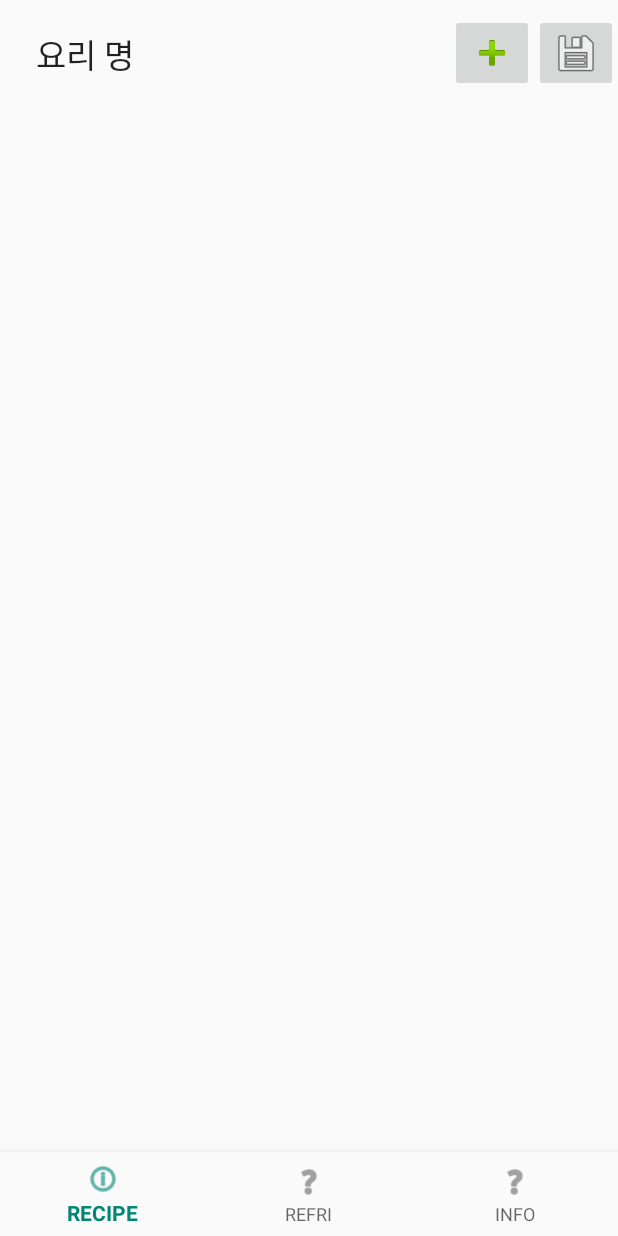
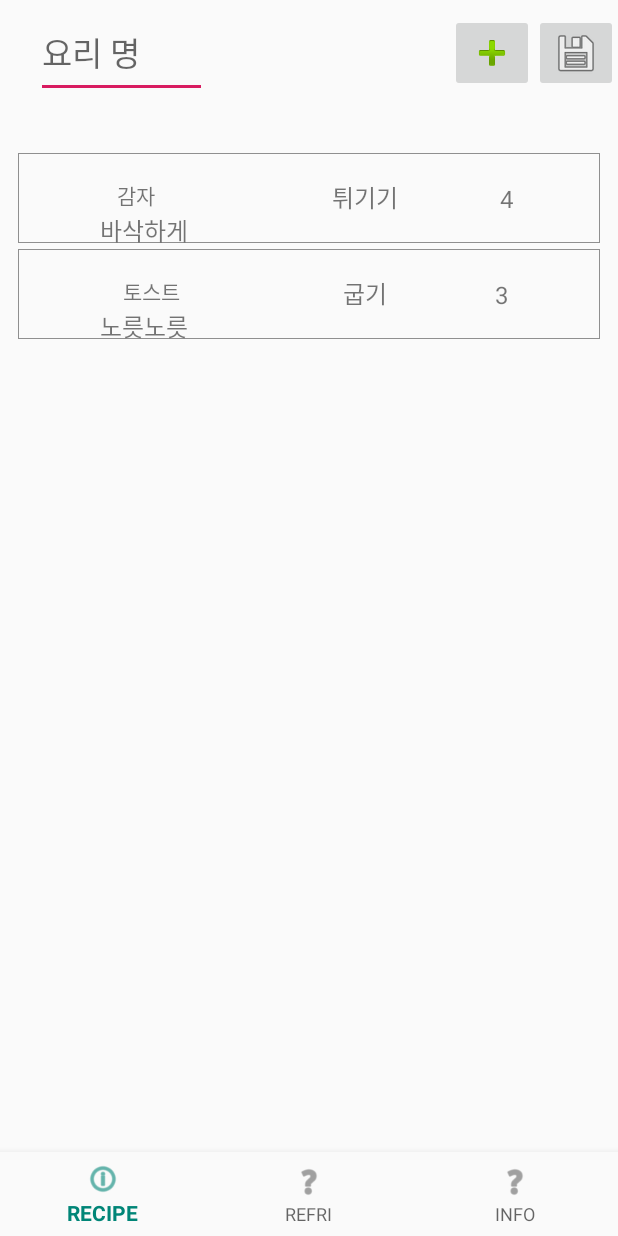
Before and after one commit to Shinsungjun/CookingMemo, an Android app: the EditActivity screen opened directly, with no data from a screen before it, on a phone screen of 412 x 824 dp. Run offline under Robolectric (Android 15) with nearby library versions, the phone set to English and light mode, and no system bars.

Commit message:
오류수정/Recycler view 보이도록

```diff
--- a/app/src/main/java/kau/holyjoon/cookingmemo/EditActivity.kt
+++ b/app/src/main/java/kau/holyjoon/cookingmemo/EditActivity.kt
@@ -4,28 +4,30 @@ package kau.holyjoon.cookingmemo
 import android.content.Intent
 import androidx.appcompat.app.AppCompatActivity
 import android.os.Bundle
-import android.widget.ArrayAdapter
 import androidx.recyclerview.widget.LinearLayoutManager
-import com.google.firebase.database.DatabaseReference
-import com.google.firebase.database.FirebaseDatabase
 import kotlinx.android.synthetic.main.edit_main.*
 import kotlinx.android.synthetic.main.recyclerview.*
 
 
 class EditActivity : AppCompatActivity() {
 
-    var recipeList = arrayListOf<Recipe_item>()//리사이클뷰에 들어갈 Array
+
+    var recipeList = arrayListOf<Recipe_item>( //recyclerview에 들어갈 데이터리스트
+        Recipe_item("감자", "튀기기", "4", "바삭하게"),//임의의 데이터 넣어줌
+        Recipe_item("토스트", "굽기", "3", "노릇노릇")
+
+    )
 
     override fun onCreate(savedInstanceState: Bundle?) {
         super.onCreate(savedInstanceState)
         setContentView(R.layout.edit_main)
 
         val mAdapter = RecipeAdapter(this, recipeList) //만든 어댑터를 설정해주는 작업
-        //Recipe_view.adapter = mAdapter //Recipe_view는 recycleview의 id
+        Recipe_view.adapter = mAdapter //Recipe_view는 recycleview의 id
 
         val lm = LinearLayoutManager(this) //레이아웃매니저 설정
-//        Recipe_view.layoutManager = lm   세줄 오류남 22,25,26
-//        Recipe_view.setHasFixedSize(true)
+        Recipe_view.layoutManager = lm
+        Recipe_view.setHasFixedSize(true)
 
 
         aboutView()
--- a/app/src/main/java/kau/holyjoon/cookingmemo/RecipeAdapter.kt
+++ b/app/src/main/java/kau/holyjoon/cookingmemo/RecipeAdapter.kt
@@ -8,42 +8,45 @@ import android.view.ViewGroup
 import android.widget.TextView
 import androidx.recyclerview.widget.RecyclerView
 
+
 //RecyclerView 어댑터
 class RecipeAdapter(val context: Context, val recipeList:ArrayList<Recipe_item>)
     :RecyclerView.Adapter<RecipeAdapter.RecipeViewHolder>(){
 
-    // onCreateViewHolder() - 아이템 뷰를 위한 뷰홀더 객체 생성하여 리턴.(필수 함수)
-    override fun onCreateViewHolder(parent: ViewGroup, viewType: Int): RecipeViewHolder {
-        val view = LayoutInflater.from(parent.context).inflate(R.layout.recycler_item, parent,false)
-        return RecipeViewHolder(view)
+    //아이템 뷰를 저장하는 뷰홀더 클래스,Recyclerview.Adapter의 필수요소
+    inner class RecipeViewHolder(itemview: View?) : RecyclerView.ViewHolder(itemview!!) {
 
-    }
-    //전체 데이터 갯수 리턴(필수 함수)
-    override fun getItemCount(): Int {
-        return recipeList.size
-    }
-    //position에 해당하는 데이터를 뷰홀더의 아이템뷰에 표시.(필수 함수)
-    override fun onBindViewHolder(holder: RecipeViewHolder, position: Int) {
-        holder.bind(recipeList[position], context)
+        //뷰의 이름이 정해지고, layout과 연결됨
+        val Ingredient = itemView?.findViewById<TextView>(R.id.ingredient_text)
+        val Howmake = itemView?.findViewById<TextView>(R.id.howmake_text)
+        val Cooktime = itemView?.findViewById<TextView>(R.id.cooktime_text)
+        val Comment = itemView?.findViewById<TextView>(R.id.comment_text)
 
-    }
-    //아이템 뷰를 저장하는 뷰홀더 클래스.
-    class RecipeViewHolder(itemview: View) : RecyclerView.ViewHolder(itemview) {
-
-
-        val Ingredient = itemView.findViewById<TextView>(R.id.ingredient_text)
-        val Howmake = itemView.findViewById<TextView>(R.id.howmake_text)
-        val Cooktime = itemView.findViewById<TextView>(R.id.cooktime_text)
-        val Comment = itemView.findViewById<TextView>(R.id.comment_text)
-
-        fun bind(recipe:Recipe_item,context:Context) { //recycleview item에 데이터를 붙여주는 작업
+        fun bind(recipe: Recipe_item,context:Context) { //recycleview item에 데이터를 붙여주는 작업
 
             Ingredient?.text = recipe.ingredient
             Howmake?.text = recipe.howmake
-            Cooktime.text = recipe.cooktime
+            Cooktime?.text = recipe.cooktime
             Comment?.text = recipe.comment
         }
     }
 
+    // onCreateViewHolder() - 아이템 뷰를 위한 뷰홀더 객체 생성하여 리턴.(필수 함수)
+    override fun onCreateViewHolder(parent: ViewGroup, viewType: Int): RecipeViewHolder {
+        val view = LayoutInflater.from(context).inflate(R.layout.recycler_item, parent,false)
+        return RecipeViewHolder(view)
+
+    }
+    //전체 item 갯수 리턴(필수 함수)
+    override fun getItemCount(): Int {
+        return recipeList.size
+    }
+    //view와 데이터 연결(필수 함수)
+    override fun onBindViewHolder(holder: RecipeViewHolder, position: Int) {
+        holder?.bind(recipeList[position], context)
+
+    }
+
+
 
 }
--- /dev/null
+++ b/app/src/main/res/drawable/item_border.xml
@@ -0,0 +1,11 @@
+<?xml version="1.0" encoding="utf-8"?>
+<selector xmlns:android="http://schemas.android.com/apk/res/android">
+    <item>
+        <shape
+            android:shape="rectangle">
+            <stroke
+                android:width="0.5dp"
+                android:color="#8f8f8f" />
+        </shape>
+    </item>
+</selector>
--- a/app/src/main/res/layout/edit_main.xml
+++ b/app/src/main/res/layout/edit_main.xml
@@ -29,16 +29,29 @@
         app:srcCompat="@android:drawable/ic_menu_save"
         tools:srcCompat="@android:drawable/ic_menu_save" />
 
-    <TextView
+    <EditText
         android:id="@+id/text_myCook"
         android:layout_width="114dp"
-        android:layout_height="32dp"
+        android:layout_height="60dp"
         android:layout_marginStart="24dp"
         android:layout_marginLeft="24dp"
-        android:text="요리 명"
+        android:hint="요리 명"
         android:textAppearance="@style/TextAppearance.AppCompat.Large"
         app:layout_constraintBottom_toTopOf="@id/guideline_top"
         app:layout_constraintRight_toLeftOf="@id/space_location_top"
+        app:layout_constraintStart_toStartOf="parent"
+        app:layout_constraintTop_toTopOf="parent" />
+
+    <androidx.recyclerview.widget.RecyclerView
+        android:id="@+id/Recipe_view"
+        android:layout_width="0dp"
+        android:layout_height="0dp"
+        android:layout_marginStart="8dp"
+        android:layout_marginTop="100dp"
+        android:layout_marginEnd="8dp"
+        android:layout_marginBottom="100dp"
+        app:layout_constraintBottom_toBottomOf="parent"
+        app:layout_constraintEnd_toEndOf="parent"
         app:layout_constraintStart_toStartOf="parent"
         app:layout_constraintTop_toTopOf="parent" />
 
--- a/app/src/main/res/layout/plus_popup.xml
+++ b/app/src/main/res/layout/plus_popup.xml
@@ -113,7 +113,7 @@
         android:layout_marginBottom="7dp"
         android:ems="10"
         android:inputType="textPersonName"
-        android:text="설명"
+        android:hint="설명"
         app:layout_constraintBottom_toTopOf="@+id/bt_cancel"
         app:layout_constraintEnd_toEndOf="parent"
         app:layout_constraintHorizontal_bias="0.506"
--- a/app/src/main/res/layout/recycler_item.xml
+++ b/app/src/main/res/layout/recycler_item.xml
@@ -1,59 +1,65 @@
 <?xml version="1.0" encoding="utf-8"?>
+
 <androidx.constraintlayout.widget.ConstraintLayout xmlns:android="http://schemas.android.com/apk/res/android"
+android:layout_width="match_parent"
+android:layout_height="60dp"
+xmlns:app="http://schemas.android.com/apk/res-auto"
+xmlns:tools="http://schemas.android.com/tools"
+android:background="@drawable/item_border"
+android:layout_marginTop="2dp"
+android:layout_marginBottom="2dp"
+android:layout_marginStart="4dp"
+android:layout_marginEnd="4dp">
 
-    xmlns:app="http://schemas.android.com/apk/res-auto"
-    xmlns:tools="http://schemas.android.com/tools"
-    android:layout_width="match_parent"
-    android:layout_height="match_parent"
-    >
 
     <TextView
         android:id="@+id/ingredient_text"
-        android:layout_width="wrap_content"
-        android:layout_height="wrap_content"
-        android:layout_marginBottom="500dp"
+        android:layout_width="65dp"
+        android:layout_height="25dp"
+        android:layout_marginStart="8dp"
+        android:layout_marginTop="4dp"
+        android:layout_marginEnd="10dp"
+        android:layout_marginBottom="4dp"
         android:text="ingredient"
-        android:textSize="25dp"
         app:layout_constraintBottom_toBottomOf="parent"
         app:layout_constraintEnd_toStartOf="@+id/howmake_text"
         app:layout_constraintStart_toStartOf="parent"
-        app:layout_constraintTop_toTopOf="parent"/>
+        app:layout_constraintTop_toTopOf="parent" />
+
 
     <TextView
         android:id="@+id/howmake_text"
         android:layout_width="wrap_content"
         android:layout_height="wrap_content"
-        android:layout_marginBottom="500dp"
-        android:textSize="25dp"
-        android:text="howmake"
-        app:layout_constraintBottom_toBottomOf="parent"
+        android:layout_marginStart="10dp"
+        android:layout_marginEnd="10dp"
+        android:textSize="16sp"
         app:layout_constraintEnd_toStartOf="@+id/cooktime_text"
         app:layout_constraintStart_toEndOf="@+id/ingredient_text"
-        app:layout_constraintTop_toTopOf="parent" />
+        app:layout_constraintTop_toTopOf="@+id/ingredient_text"
+        tools:text="howmake" />
 
     <TextView
         android:id="@+id/cooktime_text"
         android:layout_width="wrap_content"
         android:layout_height="wrap_content"
-        android:layout_marginBottom="500dp"
-        android:textSize="25dp"
-        android:text="time"
-        app:layout_constraintStart_toEndOf="@+id/howmake_text"
+        android:textSize="16sp"
         app:layout_constraintBottom_toBottomOf="parent"
         app:layout_constraintEnd_toEndOf="parent"
-        app:layout_constraintTop_toTopOf="parent" />
+        app:layout_constraintStart_toEndOf="@+id/howmake_text"
+        app:layout_constraintTop_toTopOf="parent"
+        tools:text="time" />
 
     <TextView
         android:id="@+id/comment_text"
-        android:layout_width="0dp"
+        android:layout_width="wrap_content"
         android:layout_height="wrap_content"
-        android:layout_marginStart="10dp"
-        android:layout_marginBottom="550dp"
-        android:text="comment"
-        android:textSize="20dp"
+        android:layout_marginEnd="220dp"
+        android:textSize="16sp"
         app:layout_constraintBottom_toBottomOf="parent"
         app:layout_constraintEnd_toEndOf="parent"
         app:layout_constraintStart_toStartOf="parent"
-        app:layout_constraintTop_toBottomOf="@+id/howmake_text" />
+        app:layout_constraintTop_toBottomOf="@+id/ingredient_text"
+        tools:text="comment" />
 
 </androidx.constraintlayout.widget.ConstraintLayout>
--- a/app/src/main/res/layout/recyclerview.xml
+++ b/app/src/main/res/layout/recyclerview.xml
@@ -6,7 +6,7 @@
     android:layout_height="match_parent">
 
     <androidx.recyclerview.widget.RecyclerView
-        android:id="@+id/Recipe_view"
+        android:id="@+id/Recipe_view2"
         android:layout_width="0dp"
         android:layout_height="0dp"
         android:layout_marginStart="8dp"
```
